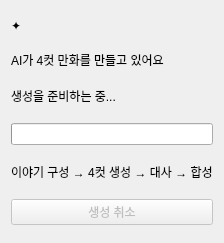
Old version of the form ui/generation/generation_section.ui in the repository Donian-kor/4cut_LocalComic_Studio.
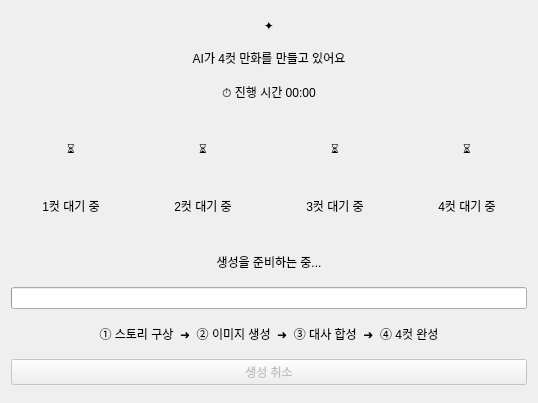
New version of the form.

Commit message:
feat: 대사 피팅 이분 탐색 최적화, 패널 진행 상황 실시간 UI 및 파이프라인 개선
- ImageService._fit_dialogue_text()를 이분 탐색(14~110px)으로 재구현하여 최적 폰트 크기를 빠르게 산출
- 말풍선 가용 영역(85% 여백)에 맞춘 safe area 기반 텍스트 자동 피팅 적용
- GenerationSection에 진행 시간 타이머, 4컷 슬롯 카드, 패널별 실시간 썸네일 표시 기능 추가
- ComicWorker에서 panel_completed 시그널 발행, GenerationController에서 슬롯 업데이트 연결
- WorkflowAdapter에 DEFAULT_NEGATIVE_TAGS 추가 및 KSampler 연결 기반 프롬프트 노드 선택 로직 개선
- 설정/설정 UI에서 말풍선 글자 크기 옵션 제거, ComicService에서 font_size 파라미터 분리
- 스토리 프롬프트에서 정적 장면(STATIC SCENE) 및 단일 카메라 앵글 제약 강화

What changed in the file:
```diff
--- a/ui/generation/generation_section.ui
+++ b/ui/generation/generation_section.ui
@@ -3,13 +3,63 @@
  <class>GenerationSection</class>
  <widget class="QWidget" name="GenerationSection">
   <layout class="QVBoxLayout" name="verticalLayout">
-   <property name="spacing"><number>18</number></property>
+   <property name="spacing"><number>16</number></property>
    <item><spacer name="topSpacer"><property name="orientation"><enum>Qt::Vertical</enum></property><property name="sizeType"><enum>QSizePolicy::Expanding</enum></property></spacer></item>
-   <item><widget class="QLabel" name="iconLabel"><property name="text"><string>✦</string></property></widget></item>
-   <item><widget class="QLabel" name="titleLabel"><property name="text"><string>AI가 4컷 만화를 만들고 있어요</string></property></widget></item>
-   <item><widget class="QLabel" name="statusLabel"><property name="text"><string>생성을 준비하는 중...</string></property></widget></item>
+   <item><widget class="QLabel" name="iconLabel"><property name="text"><string>✦</string></property><property name="alignment"><set>Qt::AlignmentFlag::AlignCenter</set></property></widget></item>
+   <item><widget class="QLabel" name="titleLabel"><property name="text"><string>AI가 4컷 만화를 만들고 있어요</string></property><property name="alignment"><set>Qt::AlignmentFlag::AlignCenter</set></property></widget></item>
+   <item><widget class="QLabel" name="timerLabel"><property name="text"><string>⏱️ 진행 시간 00:00</string></property><property name="alignment"><set>Qt::AlignmentFlag::AlignCenter</set></property></widget></item>
+   <item>
+    <layout class="QHBoxLayout" name="slotsLayout">
+     <property name="spacing"><number>12</number></property>
+     <item>
+      <widget class="QFrame" name="slotCard1">
+       <property name="minimumSize"><size><width>120</width><height>120</height></size></property>
+       <layout class="QVBoxLayout" name="slotLayout1">
+        <property name="marginsDirectlySet"><bool>true</bool></property>
+        <property name="leftMargin"><number>6</number></property><property name="topMargin"><number>6</number></property><property name="rightMargin"><number>6</number></property><property name="bottomMargin"><number>6</number></property>
+        <item><widget class="QLabel" name="slotImg1"><property name="text"><string>⏳</string></property><property name="alignment"><set>Qt::AlignmentFlag::AlignCenter</set></property></widget></item>
+        <item><widget class="QLabel" name="slotTxt1"><property name="text"><string>1컷 대기 중</string></property><property name="alignment"><set>Qt::AlignmentFlag::AlignCenter</set></property></widget></item>
+       </layout>
+      </widget>
+     </item>
+     <item>
+      <widget class="QFrame" name="slotCard2">
+       <property name="minimumSize"><size><width>120</width><height>120</height></size></property>
+       <layout class="QVBoxLayout" name="slotLayout2">
+        <property name="marginsDirectlySet"><bool>true</bool></property>
+        <property name="leftMargin"><number>6</number></property><property name="topMargin"><number>6</number></property><property name="rightMargin"><number>6</number></property><property name="bottomMargin"><number>6</number></property>
+        <item><widget class="QLabel" name="slotImg2"><property name="text"><string>⏳</string></property><property name="alignment"><set>Qt::AlignmentFlag::AlignCenter</set></property></widget></item>
+        <item><widget class="QLabel" name="slotTxt2"><property name="text"><string>2컷 대기 중</string></property><property name="alignment"><set>Qt::AlignmentFlag::AlignCenter</set></property></widget></item>
+       </layout>
+      </widget>
+     </item>
+     <item>
+      <widget class="QFrame" name="slotCard3">
+       <property name="minimumSize"><size><width>120</width><height>120</height></size></property>
+       <layout class="QVBoxLayout" name="slotLayout3">
+        <property name="marginsDirectlySet"><bool>true</bool></property>
+        <property name="leftMargin"><number>6</number></property><property name="topMargin"><number>6</number></property><property name="rightMargin"><number>6</number></property><property name="bottomMargin"><number>6</number></property>
+        <item><widget class="QLabel" name="slotImg3"><property name="text"><string>⏳</string></property><property name="alignment"><set>Qt::AlignmentFlag::AlignCenter</set></property></widget></item>
+        <item><widget class="QLabel" name="slotTxt3"><property name="text"><string>3컷 대기 중</string></property><property name="alignment"><set>Qt::AlignmentFlag::AlignCenter</set></property></widget></item>
+       </layout>
+      </widget>
+     </item>
+     <item>
+      <widget class="QFrame" name="slotCard4">
+       <property name="minimumSize"><size><width>120</width><height>120</height></size></property>
+       <layout class="QVBoxLayout" name="slotLayout4">
+        <property name="marginsDirectlySet"><bool>true</bool></property>
+        <property name="leftMargin"><number>6</number></property><property name="topMargin"><number>6</number></property><property name="rightMargin"><number>6</number></property><property name="bottomMargin"><number>6</number></property>
+        <item><widget class="QLabel" name="slotImg4"><property name="text"><string>⏳</string></property><property name="alignment"><set>Qt::AlignmentFlag::AlignCenter</set></property></widget></item>
+        <item><widget class="QLabel" name="slotTxt4"><property name="text"><string>4컷 대기 중</string></property><property name="alignment"><set>Qt::AlignmentFlag::AlignCenter</set></property></widget></item>
+       </layout>
+      </widget>
+     </item>
+    </layout>
+   </item>
+   <item><widget class="QLabel" name="statusLabel"><property name="text"><string>생성을 준비하는 중...</string></property><property name="alignment"><set>Qt::AlignmentFlag::AlignCenter</set></property></widget></item>
    <item><widget class="QProgressBar" name="progressBar"><property name="maximum"><number>4</number></property><property name="value"><number>0</number></property><property name="textVisible"><bool>false</bool></property><property name="minimumHeight"><number>8</number></property></widget></item>
-   <item><widget class="QLabel" name="stepLabel"><property name="text"><string>이야기 구성 → 4컷 생성 → 대사 → 합성</string></property></widget></item>
+   <item><widget class="QLabel" name="stepLabel"><property name="text"><string>① 스토리 구상  ➜  ② 이미지 생성  ➜  ③ 대사 합성  ➜  ④ 4컷 완성</string></property><property name="alignment"><set>Qt::AlignmentFlag::AlignCenter</set></property></widget></item>
    <item><widget class="QPushButton" name="cancelButton"><property name="text"><string>생성 취소</string></property><property name="enabled"><bool>false</bool></property></widget></item>
    <item><spacer name="bottomSpacer"><property name="orientation"><enum>Qt::Vertical</enum></property><property name="sizeType"><enum>QSizePolicy::Expanding</enum></property></spacer></item>
   </layout>
```
The commit also changes 13 other files.
